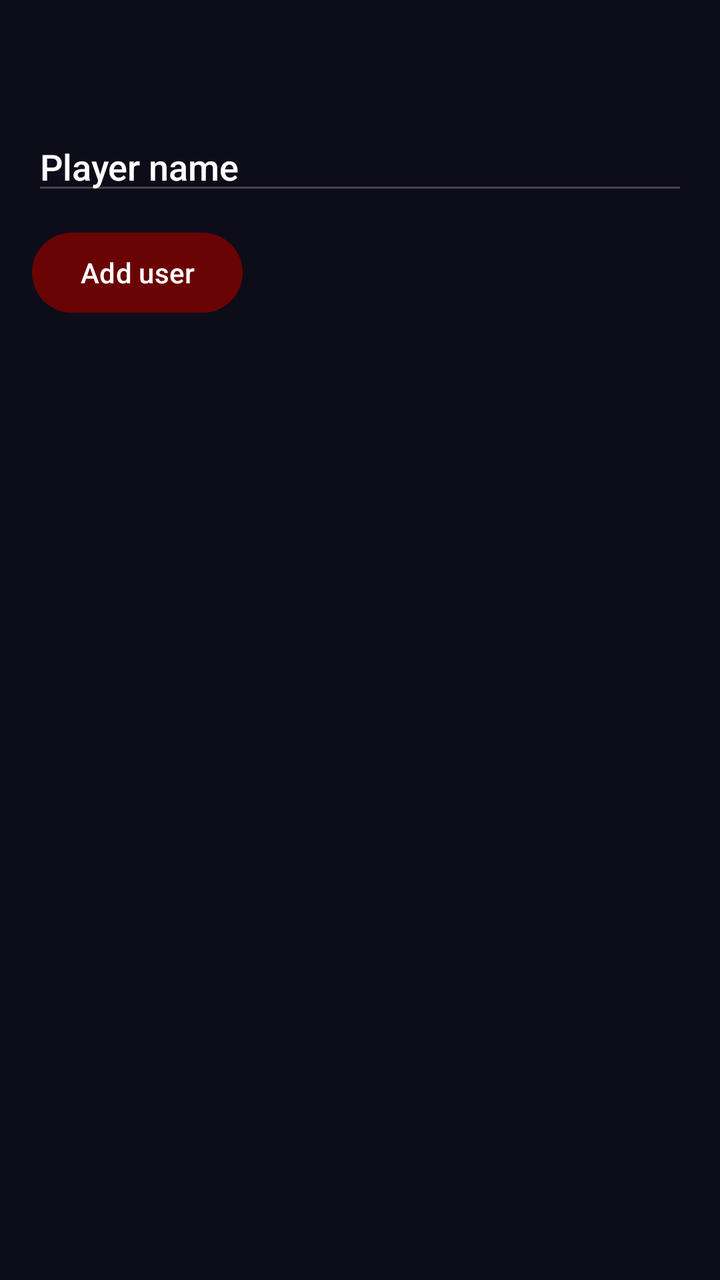
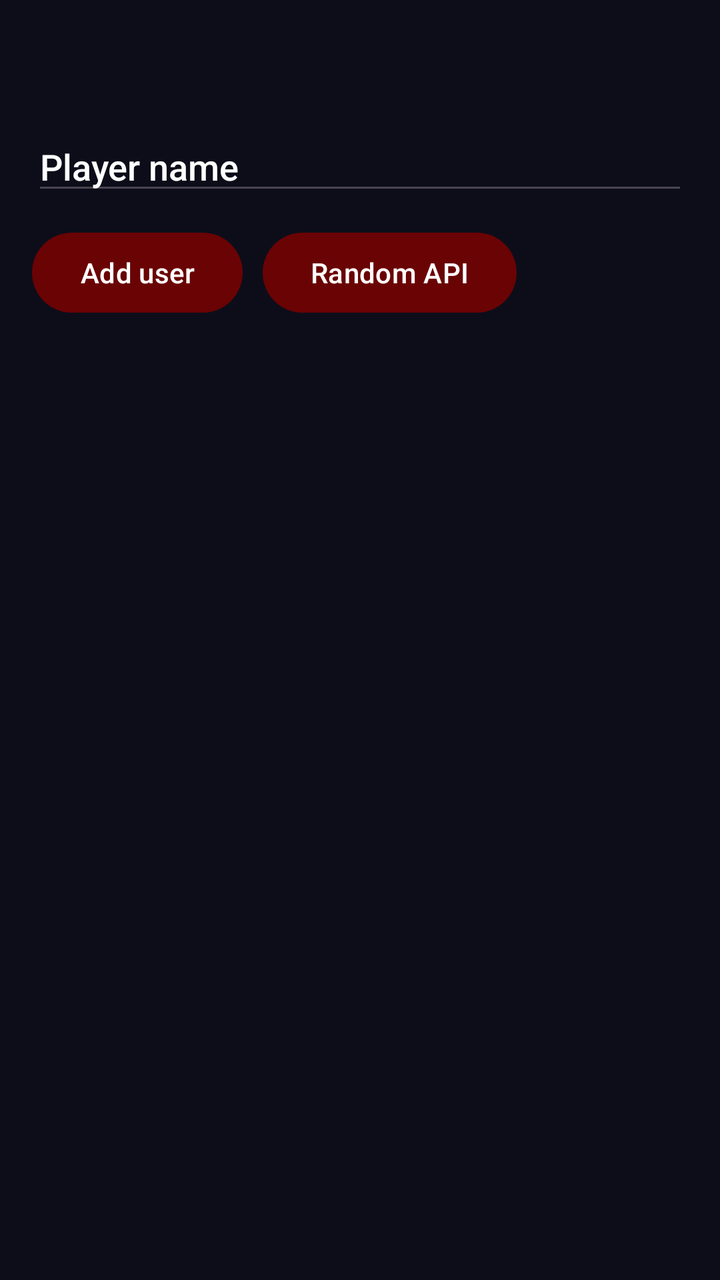

Screens rendered from an Android XML layout before and after an edit, with the pre-edit source and the edit as a unified diff.
<!-- AndroidManifest.xml: application theme Theme.Darts -->
<!-- res/layout/activity_users.xml -->
<LinearLayout xmlns:android="http://schemas.android.com/apk/res/android"
    android:id="@+id/main"
    android:layout_width="match_parent"
    android:layout_height="match_parent"
    android:orientation="vertical"
    android:padding="16dp">

    <EditText
        android:id="@+id/etUserName"
        android:layout_width="match_parent"
        android:layout_height="wrap_content"
        android:layout_marginTop="45dp"
        android:hint="Player name"
        android:textColor="@color/white"
        android:textColorHint="@color/white" />

    <Button
        android:id="@+id/btnAddUser"
        android:layout_width="wrap_content"
        android:layout_height="wrap_content"
        android:layout_marginTop="10dp"
        android:text="Add user"
        android:textColor="@color/white" />

    <LinearLayout
        android:id="@+id/llUserList"
        android:layout_width="match_parent"
        android:layout_height="wrap_content"
        android:layout_marginTop="15dp"
        android:orientation="vertical" />

</LinearLayout>
<!-- resources referenced by this layout -->
<resources>
  <color name="white">#FFFFFFFF</color>
  <style name="Theme.Darts" parent="Base.Theme.Darts" />
  <style name="Base.Theme.Darts" parent="Theme.Material3.DayNight.NoActionBar">
          
          
          <item name="android:windowBackground">#0d0d1a</item>
          <item name="android:statusBarColor">#0d0d1a</item>
          <item name="colorPrimary">#6A0303</item>
          <item name="colorPrimaryDark">#0d0d1a</item>
          <item name="android:textColor">#ffffff</item>
          <item name="android:fontFamily">sans-serif-medium</item>
      </style>
</resources>

<!-- the commit's change to res/layout/activity_users.xml (unified diff, before → after) -->
@@ -14,13 +14,27 @@
         android:textColor="@color/white"
         android:textColorHint="@color/white" />
 
-    <Button
-        android:id="@+id/btnAddUser"
-        android:layout_width="wrap_content"
+    <LinearLayout
+        android:layout_width="match_parent"
         android:layout_height="wrap_content"
-        android:layout_marginTop="10dp"
-        android:text="Add user"
-        android:textColor="@color/white" />
+        android:orientation="horizontal"
+        android:layout_marginTop="10dp">
+
+        <Button
+            android:id="@+id/btnAddUser"
+            android:layout_width="wrap_content"
+            android:layout_height="wrap_content"
+            android:text="Add user"
+            android:textColor="@color/white" />
+
+        <Button
+            android:id="@+id/btnRandomUser"
+            android:layout_width="wrap_content"
+            android:layout_height="wrap_content"
+            android:layout_marginStart="10dp"
+            android:text="Random API"
+            android:textColor="@color/white" />
+    </LinearLayout>
 
     <LinearLayout
         android:id="@+id/llUserList"
